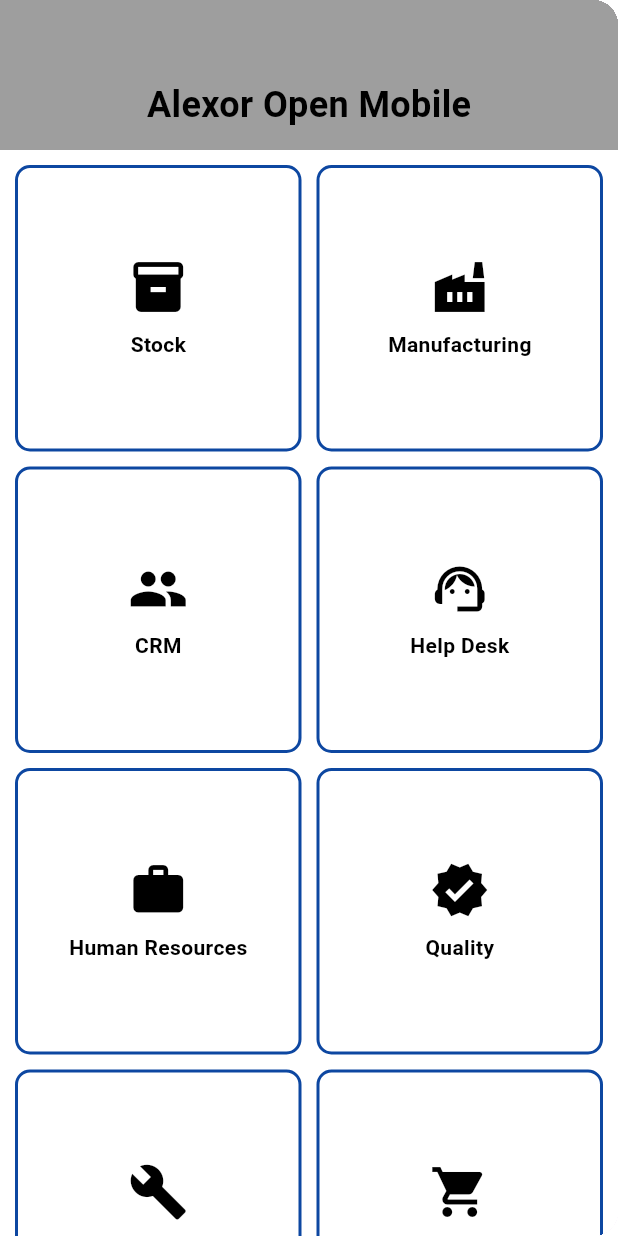
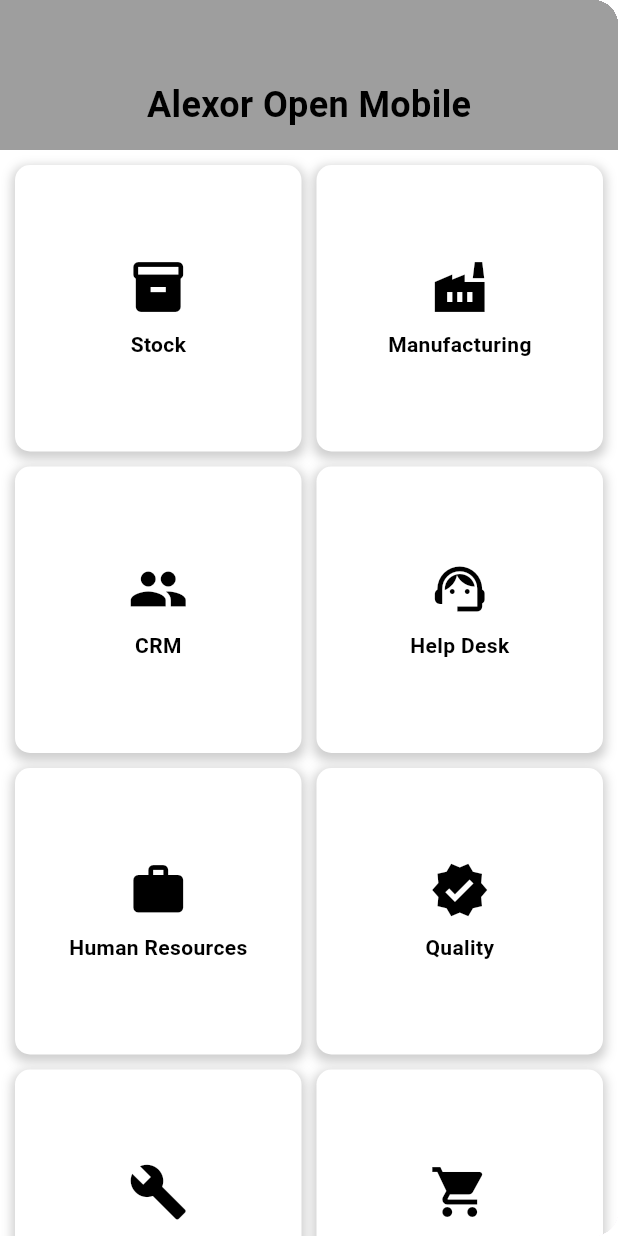
Before and after one commit to lembo2003/clone_aom, a Flutter app: the MainMenu screen opened directly, on a phone screen of 412 x 824 dp. Run offline on Flutter 3.47's test engine with Material 3 defaults, Android fonts, the phone set to English and light mode, and no system bars; our stand-ins replace flutter_slidable.

Commit message:
Replace blue borders with shadows for MainMenu containers
The blue borders around the menu items and the user info tile in `MainMenu` have been removed. Instead, a grey shadow effect is now applied to these containers for a more modern look.

Additionally, an icon has been added next to the 'Axelor' text in `IndexUserTiles`.

```diff
--- a/lib/loginpage/screen/components/index_user_tiles.dart
+++ b/lib/loginpage/screen/components/index_user_tiles.dart
@@ -54,12 +54,17 @@ class IndexUserTiles extends StatelessWidget {
                             color: Colors.grey[600],
                           ),
                         ),
+                        Row(
+                          children: [
+                            Icon(Icons.ac_unit_sharp),
                             Text(
                               'Axelor',
                               style: TextStyle(
                                 fontSize: 14,
                                 color: Colors.grey[600],
                               ),
+                            ),
+                          ],
                         ),
                       ],
                     ),
--- a/lib/loginpage/screen/components/main_menu.dart
+++ b/lib/loginpage/screen/components/main_menu.dart
@@ -284,10 +284,14 @@ class MainMenu extends StatelessWidget {
         decoration: BoxDecoration(
           color: Colors.white, // Background color for menu items
           borderRadius: BorderRadius.circular(10),
-          border: Border.all(
-            color: Colors.blue[900]!,
-            width: 2,
-          ), // Dark blue border
+          boxShadow: [
+            BoxShadow(
+              color: Colors.grey.withOpacity(0.5),
+              spreadRadius: 2,
+              blurRadius: 5,
+              offset: Offset(0, 3),
+            ),
+          ],
         ),
         alignment: Alignment.center,
         child: Column(
@@ -354,7 +358,14 @@ class MainMenu extends StatelessWidget {
         decoration: BoxDecoration(
           color: Colors.white,
           borderRadius: BorderRadius.circular(10),
-          border: Border.all(color: Colors.blue[900]!, width: 2),
+          boxShadow: [
+            BoxShadow(
+              color: Colors.grey.withOpacity(0.5),
+              spreadRadius: 2,
+              blurRadius: 5,
+              offset: Offset(0, 3),
+            ),
+          ],
         ),
         padding: EdgeInsets.symmetric(vertical: 10, horizontal: 15),
         child: Row(
```
Lines whose indentation alone changed are shown as unchanged.
